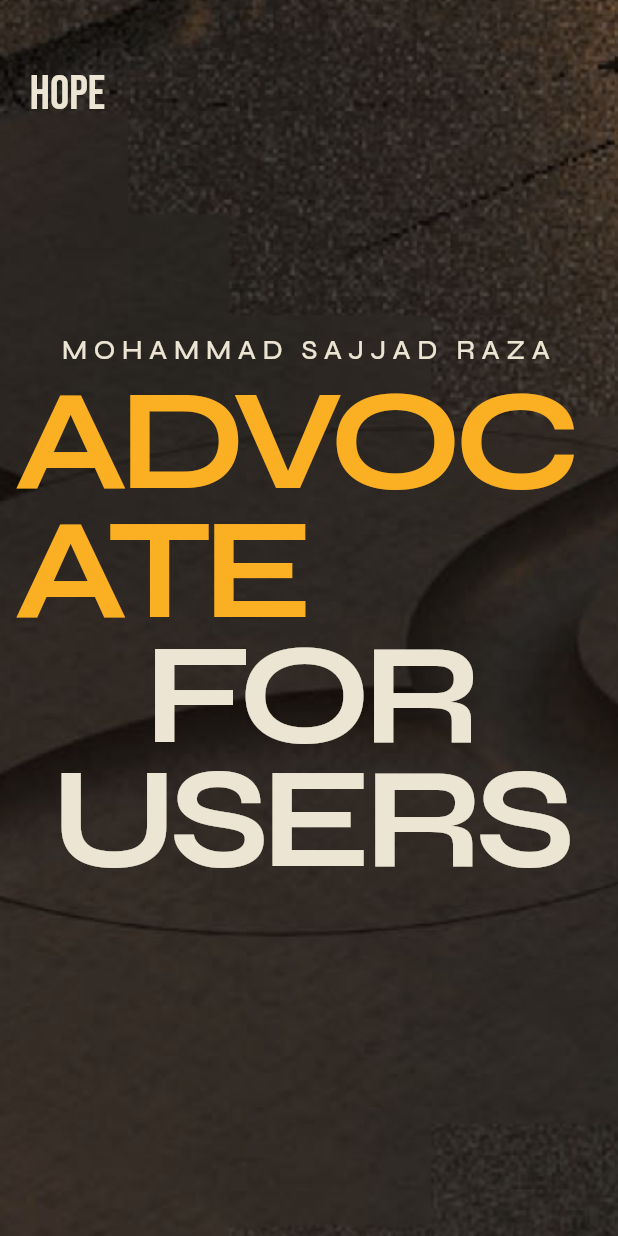
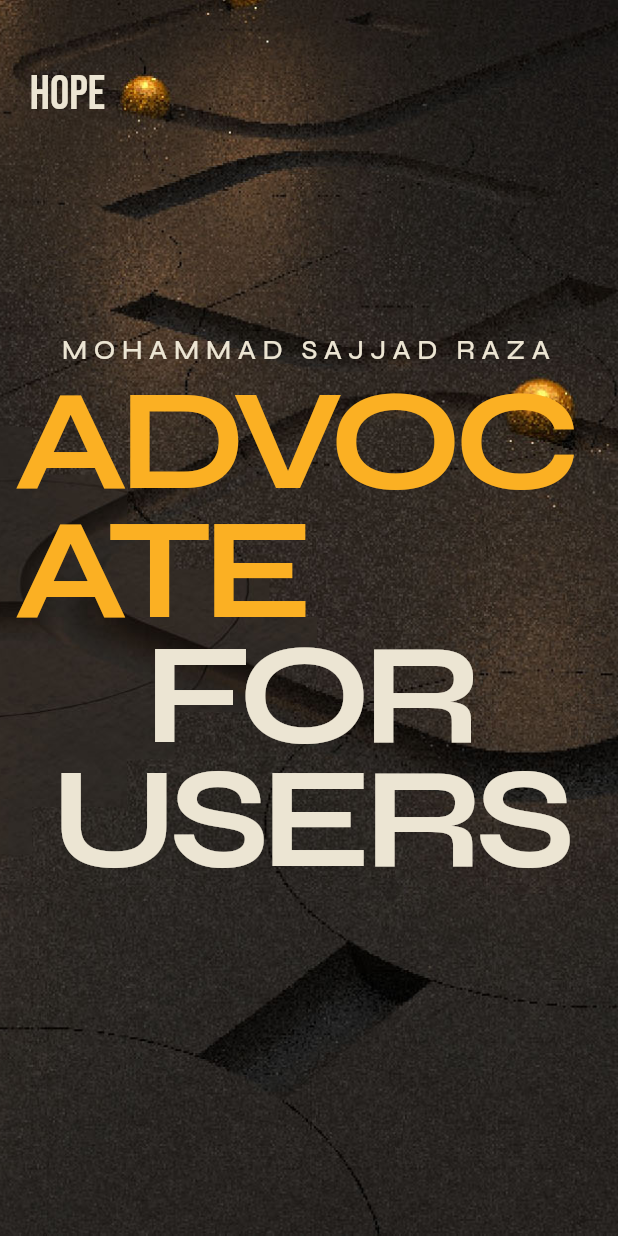
Before and after one commit to mddanishnoor/hope_portolio, a Flutter app: the screen it shows after launch, on a phone screen of 412 x 824 dp. Run offline on Flutter 3.47's test engine with Material 2 defaults, Android fonts, the phone set to English and light mode, and no system bars; our stand-ins replace google_fonts; missing offline and left inert: svg_flutter.

```diff
--- a/lib/screens/landing_page_1.dart
+++ b/lib/screens/landing_page_1.dart
@@ -75,7 +75,7 @@ class MainCopy extends StatelessWidget {
           LandingWidget(
             decoration: const BoxDecoration(
               image: DecorationImage(
-                  image: AssetImage('assets/png/hero_bg.png'),
+                  image: AssetImage('assets/png/hero_bg.jpeg'),
                   fit: BoxFit.cover),
             ),
             child: Stack(
--- a/pubspec.yaml
+++ b/pubspec.yaml
@@ -22,7 +22,7 @@ dev_dependencies:
 flutter:
   uses-material-design: true
   assets:
-    - assets/png/hero_bg.png
+    - assets/png/hero_bg.jpeg
 
   fonts:
     - family: Syne
```
Also changed, not shown: assets/png/hero_bg.jpeg (added).
